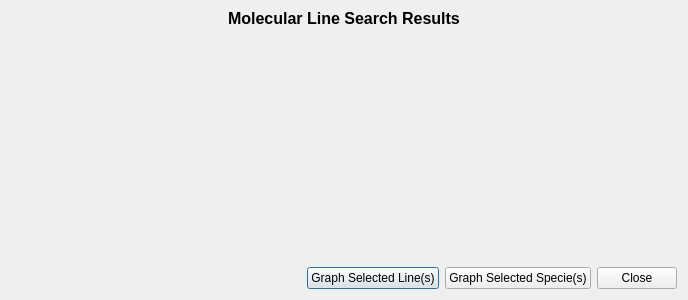
Old version of the form code/display/QtPlotter/LineOverlaysSearchResultsDialog.ui in the repository radio-astro/casa.
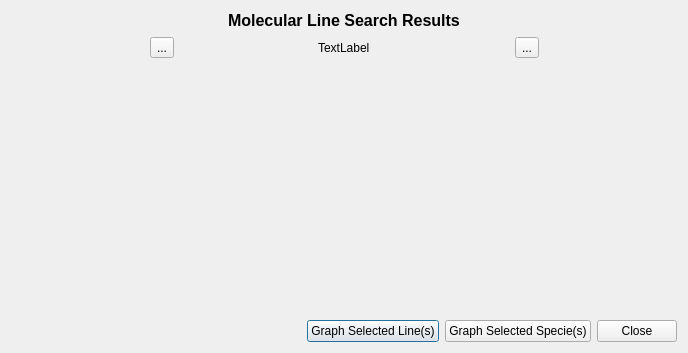
New version of the form.

Commit message: Viewer/Profiler Work: o Initial Work  on SQLite Molecular Line Searching. o Fix of bug involving diamond not showing when y-axis units changed on profiler o Fix of y-axis scaling problem when 'profile' is just a single point. o Rework of separation of Blink/Channel mode per Urvashi's request.

Diff of the .ui file:
```diff
--- a/code/display/QtPlotter/LineOverlaysSearchResultsDialog.ui
+++ b/code/display/QtPlotter/LineOverlaysSearchResultsDialog.ui
@@ -7,16 +7,13 @@
     <x>0</x>
     <y>0</y>
     <width>688</width>
-    <height>300</height>
+    <height>353</height>
    </rect>
   </property>
   <property name="windowTitle">
    <string>Search Results</string>
   </property>
   <layout class="QVBoxLayout" name="verticalLayout">
-   <property name="topMargin">
-    <number>9</number>
-   </property>
    <item>
     <layout class="QHBoxLayout" name="horizontalLayout">
      <item>
@@ -61,6 +58,89 @@
      </item>
     </layout>
    </item>
+   <item>
+    <layout class="QHBoxLayout" name="horizontalLayout_3">
+     <item>
+      <spacer name="horizontalSpacer_5">
+       <property name="orientation">
+        <enum>Qt::Horizontal</enum>
+       </property>
+       <property name="sizeHint" stdset="0">
+        <size>
+         <width>40</width>
+         <height>20</height>
+        </size>
+       </property>
+      </spacer>
+     </item>
+     <item>
+      <widget class="QToolButton" name="prevButton">
+       <property name="toolTip">
+        <string>Display the previous set of search results.</string>
+       </property>
+       <property name="text">
+        <string>...</string>
+       </property>
+      </widget>
+     </item>
+     <item>
+      <spacer name="horizontalSpacer_7">
+       <property name="orientation">
+        <enum>Qt::Horizontal</enum>
+       </property>
+       <property name="sizeHint" stdset="0">
+        <size>
+         <width>40</width>
+         <height>20</height>
+        </size>
+       </property>
+      </spacer>
+     </item>
+     <item>
+      <widget class="QLabel" name="foundLabel">
+       <property name="text">
+        <string>TextLabel</string>
+       </property>
+      </widget>
+     </item>
+     <item>
+      <spacer name="horizontalSpacer_8">
+       <property name="orientation">
+        <enum>Qt::Horizontal</enum>
+       </property>
+       <property name="sizeHint" stdset="0">
+        <size>
+         <width>40</width>
+         <height>20</height>
+        </size>
+       </property>
+      </spacer>
+     </item>
+     <item>
+      <widget class="QToolButton" name="nextButton">
+       <property name="toolTip">
+        <string>Display the next set of search results.</string>
+       </property>
+       <property name="text">
+        <string>...</string>
+       </property>
+      </widget>
+     </item>
+     <item>
+      <spacer name="horizontalSpacer_9">
+       <property name="orientation">
+        <enum>Qt::Horizontal</enum>
+       </property>
+       <property name="sizeHint" stdset="0">
+        <size>
+         <width>40</width>
+         <height>20</height>
+        </size>
+       </property>
+      </spacer>
+     </item>
+    </layout>
+   </item>
    <item>
     <widget class="QWidget" name="searchResultsHolder" native="true">
      <property name="sizePolicy">
```
The commit also changes 33 other files.
